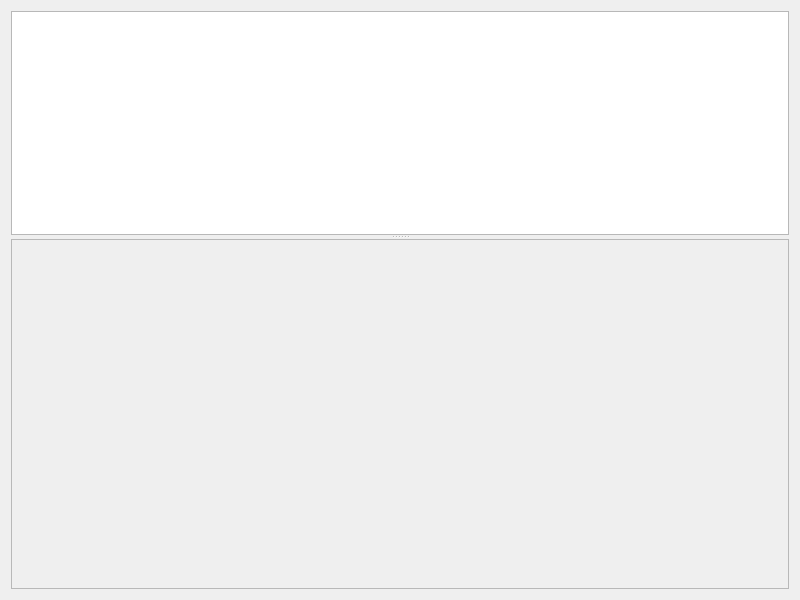
Old version of the form comp-one/src/mainUI.ui in the repository robocomp/optimizer.
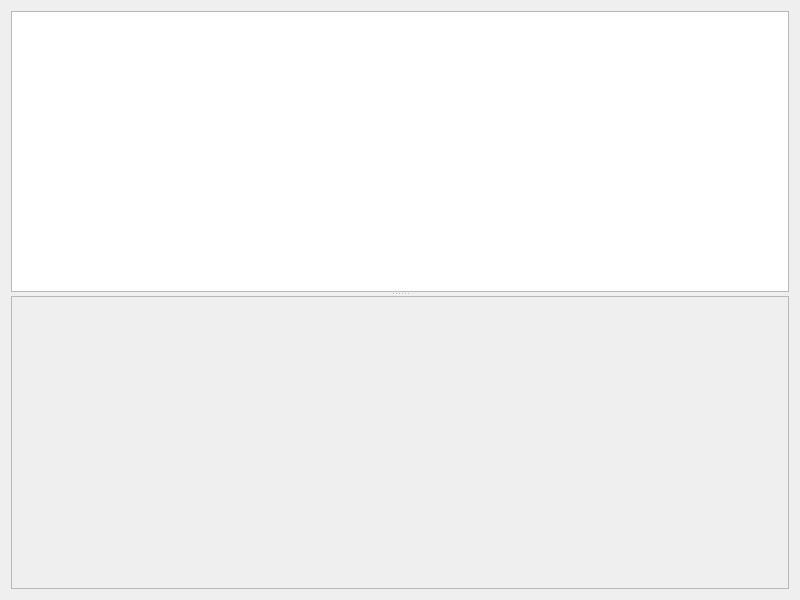
New version of the form.

Diff of the .ui file:
```diff
--- a/comp-one/src/mainUI.ui
+++ b/comp-one/src/mainUI.ui
@@ -19,12 +19,25 @@
      <property name="orientation">
       <enum>Qt::Vertical</enum>
      </property>
-     <widget class="QGraphicsView" name="graphicsView"/>
+     <widget class="QGraphicsView" name="graphicsView">
+      <property name="sizePolicy">
+       <sizepolicy hsizetype="Expanding" vsizetype="Expanding">
+        <horstretch>0</horstretch>
+        <verstretch>0</verstretch>
+       </sizepolicy>
+      </property>
+     </widget>
      <widget class="QFrame" name="signal_frame">
+      <property name="sizePolicy">
+       <sizepolicy hsizetype="Preferred" vsizetype="Minimum">
+        <horstretch>0</horstretch>
+        <verstretch>0</verstretch>
+       </sizepolicy>
+      </property>
       <property name="minimumSize">
        <size>
         <width>200</width>
-        <height>300</height>
+        <height>200</height>
        </size>
       </property>
       <property name="frameShape">
```
